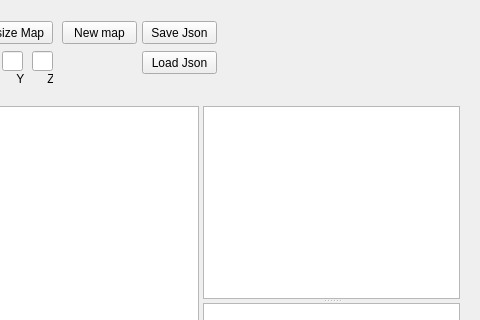
griefly/griefly, file sources/client/representation/qt/mapeditorform.ui: the form before one commit; both pictures show x 339 to 819 and y 0 to 320 of the 819 by 619 pixel window.
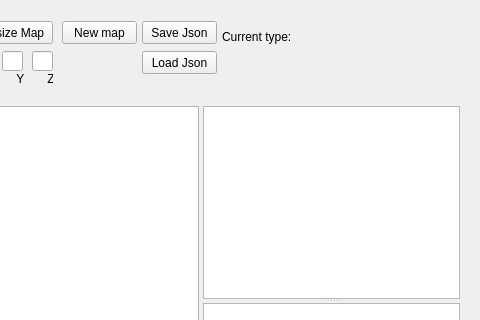
The form after the commit.

Commit message: Variable type showed in map editor #477

Diff of the .ui file:
```diff
--- a/sources/client/representation/qt/mapeditorform.ui
+++ b/sources/client/representation/qt/mapeditorform.ui
@@ -190,6 +190,19 @@
          <string>Load Json</string>
         </property>
        </widget>
+       <widget class="QLabel" name="current_variable_type_label">
+        <property name="geometry">
+         <rect>
+          <x>550</x>
+          <y>10</y>
+          <width>181</width>
+          <height>31</height>
+         </rect>
+        </property>
+        <property name="text">
+         <string>Current type:</string>
+        </property>
+       </widget>
       </widget>
      </item>
      <item>
```
The commit also changes 1 other file.
